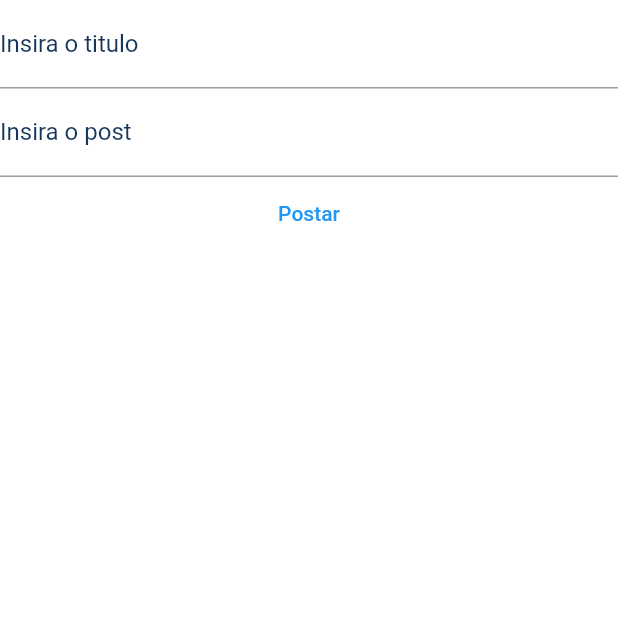
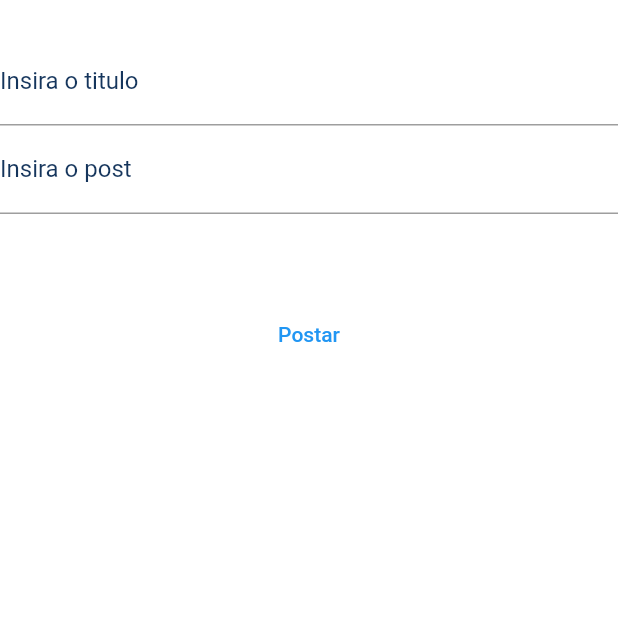
Before and after one commit to Matchikins/fire2.0, a Flutter app: the EditNews screen opened by its route, after a tap on "Postar", on a phone screen of 412 x 824 dp, the top half of it. Run offline on Flutter 3.47's test engine with Material 2 defaults, Android fonts, the phone set to English and light mode, and no system bars; our stand-ins replace get, google_fonts; missing offline and left inert: websafe_platform; network calls fail; Roboto replaces fonts that are missing (Georgia).

Commit message:
edição de estilo

```diff
--- a/lib/Src/views/editNewsPage.dart
+++ b/lib/Src/views/editNewsPage.dart
@@ -14,6 +14,7 @@ class EditNews extends StatefulWidget {
 final TextEditingController _controller = TextEditingController();
 final titleControler = TextEditingController();
 final postController = TextEditingController();
+  String statusPost="";
 Future<PostModel>? editPost;
 
 
@@ -32,16 +33,22 @@ class _EditNewsState extends State<EditNews> {
     });
   }
 
-  @override
-  void dispose() {
-    _controller.dispose();
-    super.dispose();
-  }
+  // @override
+  // void dispose() {
+  //   _controller.dispose();
+  //   super.dispose();
+  // }
   @override
   Widget build(BuildContext context) {
-    return Container(
+    var size =MediaQuery.of(context).size;
+    return Center(
+      child: Container(
+        width: size.height*1.3,
         child: Column(
           children: [
+            SizedBox(
+              height: size.height*0.03,
+            ),
             Container(
               child: inputsForms(titleControler, "Insira o titulo", "titulo", ""),
 
@@ -50,21 +57,31 @@ class _EditNewsState extends State<EditNews> {
               child: inputsForms(postController, "Insira o post", "post", ""),
 
             ),
+            Text(statusPost),
             Container(
               child: TextButton(
                 child: Text("Postar"),
                 onPressed: (){
                   setState(() {
-                    print(titleControler.text);
-                    print(postController.text);
+                      if(titleControler.text ==null || postController.text==null){
+                        return ;
+
+
+                      }else{      setState(() {
                         editPost=UpdateNews(titleControler.text, postController.text);
                       });
+                      print(titleControler.text);
+                      }
+
+                  });
+
 
                 },
               ),
             )
           ],
         ),
+      ),
     );
   }
 }
--- a/lib/Src/views/widgets/formsPAge_Widget.dart
+++ b/lib/Src/views/widgets/formsPAge_Widget.dart
@@ -25,6 +25,7 @@ import 'package:flutter/material.dart';
        }
        return null;
      },
+     maxLines: null,
    );
 
  }
```
Lines whose indentation alone changed are shown as unchanged.
